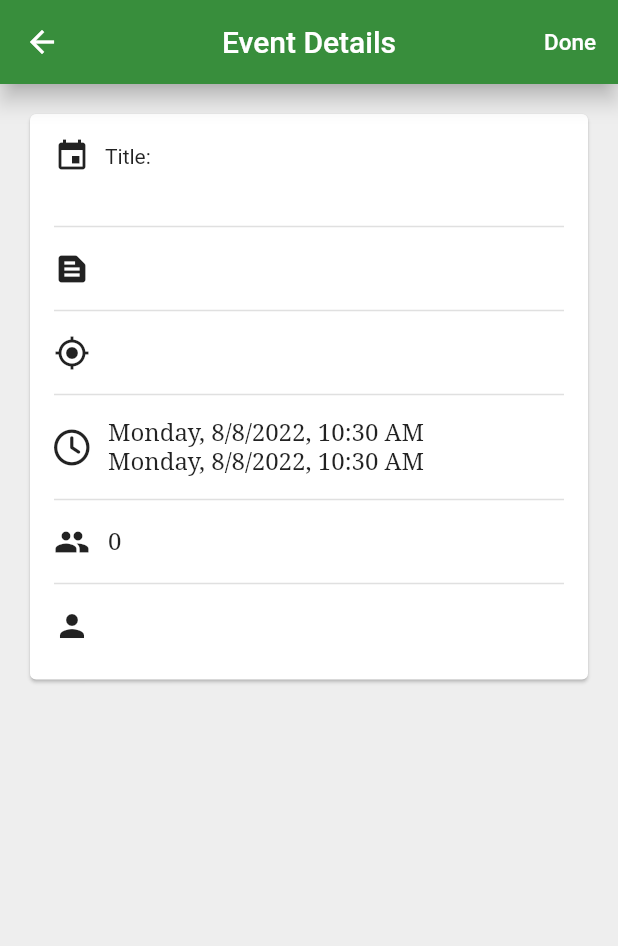
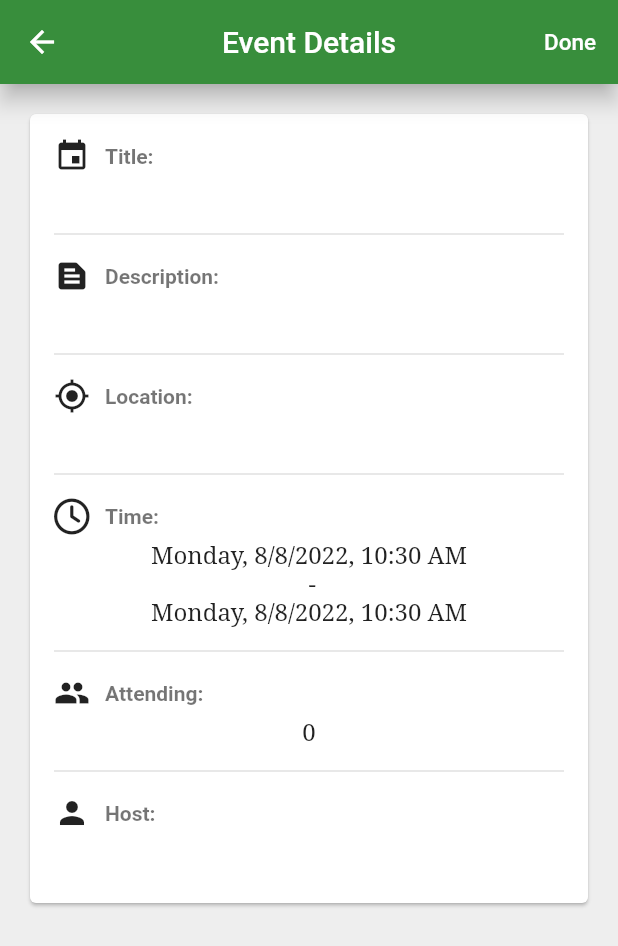
Before and after one commit to athibau2/whereyouat, a Flutter app: the EventDetailsPage screen opened directly with empty values, on a phone screen of 412 x 824 dp. Shown: the top 946 px of the screen. Run offline on Flutter 3.47's test engine with Material 2 defaults, Android fonts, the light colour scheme and no system bars; our stand-ins replace bloc, cloud_firestore, firebase_auth, firebase_core, flutter_datetime_picker, flutter_svg and 6 more; missing offline and left inert: flutter_login_facebook, open_location_picker; accounts and stored records are empty; Roboto replaces fonts that are missing (Serif).

Commit message:
formatting layout of event details page

```diff
--- a/lib/app/home/events/event_details_page.dart
+++ b/lib/app/home/events/event_details_page.dart
@@ -127,6 +127,11 @@ class _EventDetailsPageState extends State<EventDetailsPage> {
     color: Colors.black87,
   );
 
+  final labelStyle = const TextStyle(
+    color: Colors.black54,
+    fontWeight: FontWeight.bold,
+  );
+
   @override
   Widget build(BuildContext context) {
     bool isAttending;
@@ -214,13 +219,19 @@ class _EventDetailsPageState extends State<EventDetailsPage> {
             crossAxisAlignment: CrossAxisAlignment.start,
             children: [
               Row(
-                children: const [
-                  Padding(
+                children: [
+                  const Padding(
                     padding: EdgeInsets.only(right: 10.0),
                     child: Icon(Icons.event),
                   ),
-                  Text('Title:'),
+                  Text(
+                    'Title:',
+                    style: labelStyle,
+                  ),
                 ],
+              ),
+              const SizedBox(
+                height: 5,
               ),
               Center(
                 child: Text(
@@ -236,14 +247,25 @@ class _EventDetailsPageState extends State<EventDetailsPage> {
         ),
         Padding(
           padding: const EdgeInsets.only(top: 8.0, bottom: 8.0),
-          child: Row(
+          child: Column(
+            crossAxisAlignment: CrossAxisAlignment.start,
+            children: [
+              Row(
                 children: [
                   const Padding(
-                padding: EdgeInsets.only(right: 12.0),
+                    padding: EdgeInsets.only(right: 10.0),
                     child: Icon(Icons.text_snippet),
                   ),
-              Expanded(
-                flex: 9,
+                  Text(
+                    'Description:',
+                    style: labelStyle,
+                  ),
+                ],
+              ),
+              const SizedBox(
+                height: 5,
+              ),
+              Center(
                 child: Text(
                   _event.description,
                   style: detailStyle,
@@ -257,14 +279,25 @@ class _EventDetailsPageState extends State<EventDetailsPage> {
         ),
         Padding(
           padding: const EdgeInsets.only(top: 8.0, bottom: 8.0),
-          child: Row(
+          child: Column(
+            crossAxisAlignment: CrossAxisAlignment.start,
+            children: [
+              Row(
                 children: [
                   const Padding(
-                padding: EdgeInsets.only(right: 12.0),
+                    padding: EdgeInsets.only(right: 10.0),
                     child: Icon(Icons.gps_fixed),
                   ),
-              Expanded(
-                flex: 9,
+                  Text(
+                    'Location:',
+                    style: labelStyle,
+                  ),
+                ],
+              ),
+              const SizedBox(
+                height: 5,
+              ),
+              Center(
                 child: SelectableText(
                   _event.location['displayName'].toString(),
                   style: detailStyle,
@@ -278,20 +311,36 @@ class _EventDetailsPageState extends State<EventDetailsPage> {
         ),
         Padding(
           padding: const EdgeInsets.only(top: 8.0, bottom: 8.0),
-          child: Row(
+          child: Column(
+            crossAxisAlignment: CrossAxisAlignment.start,
+            children: [
+              Row(
                 children: [
                   const Padding(
-                padding: EdgeInsets.only(right: 12.0),
+                    padding: EdgeInsets.only(right: 10.0),
                     child: FaIcon(FontAwesomeIcons.clock),
                   ),
-              Column(
+                  Text(
+                    'Time:',
+                    style: labelStyle,
+                  ),
+                ],
+              ),
+              const SizedBox(
+                height: 5,
+              ),
+              Center(
+                child: Column(
                   children: [
                     formatDateTime(_event.startTime, style: detailStyle),
+                    Text(
+                      ' -',
+                      style: detailStyle,
+                    ),
                     formatDateTime(_event.endTime, style: detailStyle),
                   ],
                 ),
-              // const Spacer(),
-              // const Text('Until'),
+              ),
             ],
           ),
         ),
@@ -300,18 +349,30 @@ class _EventDetailsPageState extends State<EventDetailsPage> {
         ),
         Padding(
           padding: const EdgeInsets.only(top: 8.0, bottom: 8.0),
-          child: Row(
+          child: Column(
+            crossAxisAlignment: CrossAxisAlignment.start,
+            children: [
+              Row(
                 children: [
                   const Padding(
-                padding: EdgeInsets.only(right: 12.0),
+                    padding: EdgeInsets.only(right: 10.0),
                     child: Icon(Icons.people),
                   ),
-              Expanded(
-                  flex: 9,
+                  Text(
+                    'Attending:',
+                    style: labelStyle,
+                  ),
+                ],
+              ),
+              const SizedBox(
+                height: 5,
+              ),
+              Center(
                 child: Text(
                   people.toString(),
                   style: detailStyle,
-                  )),
+                ),
+              ),
             ],
           ),
         ),
@@ -320,18 +381,30 @@ class _EventDetailsPageState extends State<EventDetailsPage> {
         ),
         Padding(
           padding: const EdgeInsets.only(top: 8.0, bottom: 8.0),
-          child: Row(
+          child: Column(
+            crossAxisAlignment: CrossAxisAlignment.start,
+            children: [
+              Row(
                 children: [
                   const Padding(
-                padding: EdgeInsets.only(right: 12.0),
+                    padding: EdgeInsets.only(right: 10.0),
                     child: Icon(Icons.person),
                   ),
-              Expanded(
-                  flex: 9,
+                  Text(
+                    'Host:',
+                    style: labelStyle,
+                  ),
+                ],
+              ),
+              const SizedBox(
+                height: 5,
+              ),
+              Center(
                 child: Text(
                   _event.owner['name'],
                   style: detailStyle,
-                  )),
+                ),
+              ),
             ],
           ),
         ),
```
Lines whose indentation alone changed are shown as unchanged.
